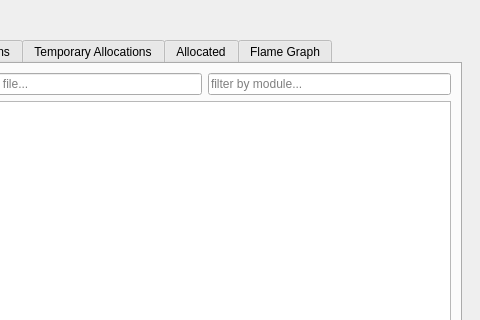
The window that gui/mainwindow.ui (KDE/heaptrack) describes before a commit, drawn with Qt 5; both pictures show x 320 to 800 and y 0 to 320 of the 800 by 600 pixel window.
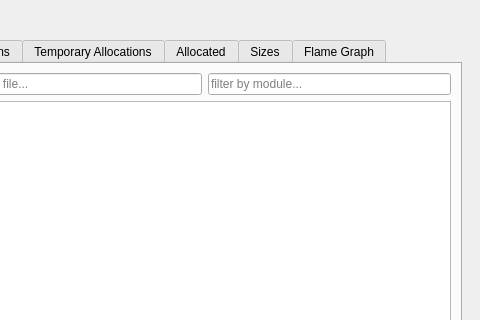
The same window after the commit. The open tabs and pages were chosen to show the change. Custom widgets are drawn as their Qt base class.

Commit message:
Add size histogram to heaptrack_gui.
This tracks the number of times allocations of a certain size are
requested and displays the data in a histogram. Note that the sizes
are binned in the following byte ranges:

0-8
9-16
17-32
33-64
65-128
129-256
257-512
513-1024
>1024

```diff
--- a/gui/mainwindow.ui
+++ b/gui/mainwindow.ui
@@ -242,6 +242,11 @@
             <string>Allocated</string>
            </attribute>
           </widget>
+          <widget class="HistogramWidget" name="sizesTab">
+           <attribute name="title">
+            <string>Sizes</string>
+           </attribute>
+          </widget>
           <widget class="FlameGraph" name="flameGraphTab">
            <attribute name="title">
             <string>Flame Graph</string>
@@ -269,6 +274,12 @@
    <header>flamegraph.h</header>
    <container>1</container>
   </customwidget>
+  <customwidget>
+   <class>HistogramWidget</class>
+   <extends>QWidget</extends>
+   <header>histogramwidget.h</header>
+   <container>1</container>
+  </customwidget>
  </customwidgets>
  <resources/>
  <connections/>
```
The commit also changes 10 other files.
